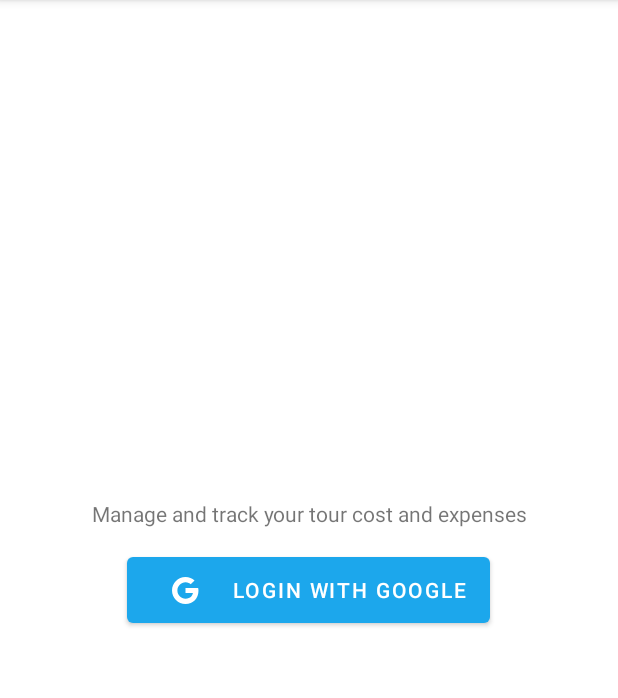
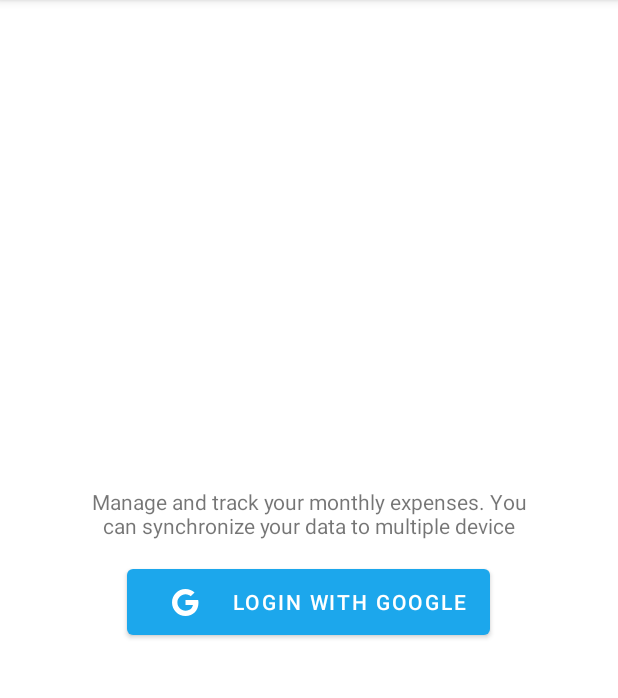
Before and after one commit to tushar09/Tour-Plan-Cost, an Android app: the screen it shows after launch (LoginActivity), on a phone screen of 412 x 824 dp, the part 84-782 px from its top. Run offline under Robolectric (Android 15) with nearby library versions, the phone set to English and light mode, and no system bars; our stand-ins replace Firebase (no records; nobody signed in at launch, a user with empty details on screens opened directly), sdp/ssp sizes; libraries missing offline, so code that uses them is left out: com.daimajia.androidanimations.

Commit message:
app released

```diff
--- a/app/src/main/res/layout/activity_login.xml
+++ b/app/src/main/res/layout/activity_login.xml
@@ -9,6 +9,8 @@
     tools:context=".activity.LoginActivity">
 
     <TextView
+        android:layout_marginLeft="?actionBarSize"
+        android:layout_marginRight="?actionBarSize"
         android:gravity="center"
         android:text="@string/app_description"
         android:layout_width="wrap_content"
--- a/app/src/main/res/values/strings.xml
+++ b/app/src/main/res/values/strings.xml
@@ -11,7 +11,7 @@
     <string name="cancel">Cancel</string>
     <string name="add_tour">Add Expense</string>
     <string name="login_google">Login With Google</string>
-    <string name="app_description">Manage and track your tour cost and expenses</string>
+    <string name="app_description">Manage and track your monthly expenses. You can synchronize your data to multiple device</string>
     <string name="login_failed">Something went wrong, could not login</string>
     <string name="expense_amount">Amount</string>
     <string name="add_item">Add Items</string>
```
